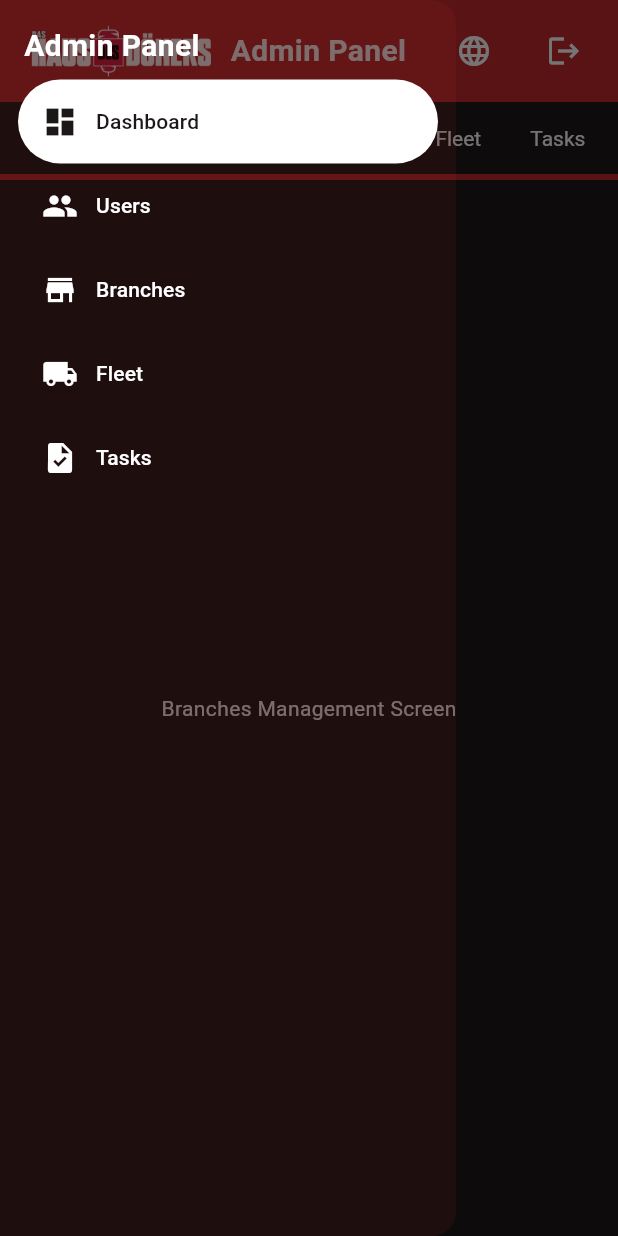
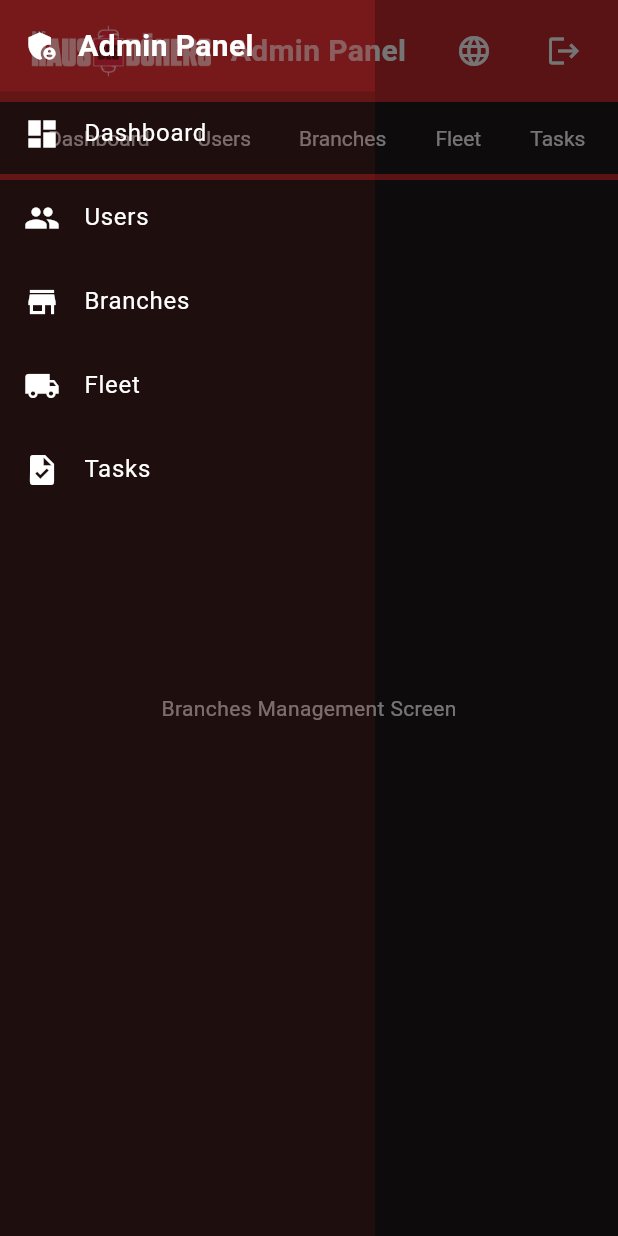
Before and after one commit to EnesAgir-7/Haus_des_Doners_Control_App, a Flutter app: the AdminLayout screen opened directly, with the side drawer open, on a phone screen of 412 x 824 dp. Run offline on Flutter 3.47's test engine with Material 3 defaults, Android fonts, the phone set to English and light mode, and no system bars; our stand-ins replace cached_network_image, camera, cloud_firestore, easy_localization, firebase_auth, firebase_core and 5 more; accounts and stored records are empty; Roboto replaces fonts that are missing (GTWalsheimPro-Regular.ttf).

Commit message:
Updated AdminNavBar and AdminLayout

```diff
--- a/lib/admin/layouts/admin_layout.dart
+++ b/lib/admin/layouts/admin_layout.dart
@@ -25,12 +25,26 @@ class AdminLayout extends StatelessWidget {
         },
       ),
       // Show side navigation for tablet
-      drawer: isTablet ? null : const AdminNavBar(),
+      drawer: isTablet
+          ? null
+          : AdminNavBar(
+              currentRoute: currentRoute,
+              onRouteSelected: (route) {
+                Navigator.pop(context); // Close drawer
+                Navigator.pushNamed(context, route);
+              },
+            ),
       body: SafeArea(
         child: Row(
           children: [
             // Show permanent side navigation for tablet
-            if (isTablet) const AdminNavBar(),
+            if (isTablet)
+              AdminNavBar(
+                currentRoute: currentRoute,
+                onRouteSelected: (route) {
+                  Navigator.pushNamed(context, route);
+                },
+              ),
 
             // Main content
             Expanded(
--- a/lib/admin/routes/admin_routes.dart
+++ /dev/null
@@ -1,27 +0,0 @@
-import 'package:flutter/material.dart';
-
-import '../screens/screen_admin_dashboard.dart';
-import '../screens/screen_admin_users.dart';
-import '../screens/screen_admin_branches.dart';
-import '../screens/screen_admin_fleet.dart';
-import '../screens/screen_admin_tasks.dart';
-
-/// Admin route names as constants
-class AdminRouteNames {
-  static const String dashboard = '/admin';
-  static const String users = '/admin/users';
-  static const String branches = '/admin/branches';
-  static const String fleet = '/admin/fleet';
-  static const String tasks = '/admin/tasks';
-}
-
-/// Admin route generator class
-class AdminRouter {
-  static Map<String, Widget Function(BuildContext)> routes = {
-    AdminRouteNames.dashboard: (context) => AdminDashboard(),
-    AdminRouteNames.users: (context) => const AdminUsersScreen(),
-    AdminRouteNames.branches: (context) => const AdminBranchesScreen(),
-    AdminRouteNames.fleet: (context) => const AdminFleetScreen(),
-    AdminRouteNames.tasks: (context) => const AdminTasksScreen(),
-  };
-}
--- a/lib/admin/widgets/admin_app_bar.dart
+++ b/lib/admin/widgets/admin_app_bar.dart
@@ -4,8 +4,8 @@ import 'package:provider/provider.dart';
 import '../../core/constants/app_assets.dart';
 import '../../core/constants/app_colors.dart';
 import '../../providers/provider_auth.dart';
+import '../../routes/app_routes.dart';
 import '../../widgets/language_button.dart';
-import '../routes/admin_routes.dart';
 
 class AdminAppBar extends StatelessWidget implements PreferredSizeWidget {
   final String currentRoute;
@@ -79,19 +79,15 @@ class AdminAppBar extends StatelessWidget implements PreferredSizeWidget {
                   child: Row(
                     mainAxisAlignment: MainAxisAlignment.spaceEvenly,
                     children: [
-                      _buildNavLink(
-                        context,
-                        'Dashboard',
-                        AdminRouteNames.dashboard,
-                      ),
-                      _buildNavLink(context, 'Users', AdminRouteNames.users),
+                      _buildNavLink(context, 'Dashboard', RouteNames.admin),
+                      _buildNavLink(context, 'Users', RouteNames.adminUsers),
                       _buildNavLink(
                         context,
                         'Branches',
-                        AdminRouteNames.branches,
+                        RouteNames.adminBranches,
                       ),
-                      _buildNavLink(context, 'Fleet', AdminRouteNames.fleet),
-                      _buildNavLink(context, 'Tasks', AdminRouteNames.tasks),
+                      _buildNavLink(context, 'Fleet', RouteNames.adminFleet),
+                      _buildNavLink(context, 'Tasks', RouteNames.adminTasks),
                     ],
                   ),
                 ),
--- a/lib/admin/widgets/admin_navbar.dart
+++ b/lib/admin/widgets/admin_navbar.dart
@@ -1,41 +1,34 @@
 import 'package:flutter/material.dart';
 
 import '../../core/constants/app_colors.dart';
-import '../routes/admin_routes.dart';
+import '../../routes/app_routes.dart';
 
 class AdminNavBar extends StatelessWidget {
-  const AdminNavBar({super.key});
+  final String currentRoute;
+  final Function(String) onRouteSelected;
+
+  const AdminNavBar({
+    super.key,
+    required this.currentRoute,
+    required this.onRouteSelected,
+  });
 
   @override
   Widget build(BuildContext context) {
-    final currentRoute = ModalRoute.of(context)?.settings.name ?? '';
-
-    return NavigationDrawer(
-      backgroundColor: AppColors.primaryRed.withOpacity(0.1),
-      selectedIndex: _getSelectedIndex(currentRoute),
-      onDestinationSelected: (index) {
-        switch (index) {
-          case 0:
-            Navigator.pushNamed(context, AdminRouteNames.dashboard);
-            break;
-          case 1:
-            Navigator.pushNamed(context, AdminRouteNames.users);
-            break;
-          case 2:
-            Navigator.pushNamed(context, AdminRouteNames.branches);
-            break;
-          case 3:
-            Navigator.pushNamed(context, AdminRouteNames.fleet);
-            break;
-          case 4:
-            Navigator.pushNamed(context, AdminRouteNames.tasks);
-            break;
-        }
-      },
-      children: const [
-        Padding(
-          padding: EdgeInsets.fromLTRB(16, 16, 16, 8),
-          child: Text(
+    return Container(
+      width: 250,
+      color: AppColors.primaryRed.withOpacity(0.1),
+      child: Column(
+        children: [
+          // Header
+          Container(
+            padding: const EdgeInsets.all(16),
+            color: AppColors.primaryRed.withOpacity(0.2),
+            child: const Row(
+              children: [
+                Icon(Icons.admin_panel_settings, color: AppColors.white),
+                SizedBox(width: 12),
+                Text(
                   'Admin Panel',
                   style: TextStyle(
                     color: AppColors.white,
@@ -43,45 +36,78 @@ class AdminNavBar extends StatelessWidget {
                     fontSize: 20,
                   ),
                 ),
+              ],
             ),
-        NavigationDrawerDestination(
-          icon: Icon(Icons.dashboard),
-          label: Text('Dashboard'),
           ),
-        NavigationDrawerDestination(
-          icon: Icon(Icons.people),
-          label: Text('Users'),
+
+          // Navigation links
+          Expanded(
+            child: ListView(
+              padding: EdgeInsets.zero,
+              children: [
+                _buildNavLink(
+                  context,
+                  'Dashboard',
+                  RouteNames.admin,
+                  Icons.dashboard,
                 ),
-        NavigationDrawerDestination(
-          icon: Icon(Icons.store),
-          label: Text('Branches'),
+                _buildNavLink(
+                  context,
+                  'Users',
+                  RouteNames.adminUsers,
+                  Icons.people,
                 ),
-        NavigationDrawerDestination(
-          icon: Icon(Icons.local_shipping),
-          label: Text('Fleet'),
+                _buildNavLink(
+                  context,
+                  'Branches',
+                  RouteNames.adminBranches,
+                  Icons.store,
                 ),
-        NavigationDrawerDestination(
-          icon: Icon(Icons.task),
-          label: Text('Tasks'),
+                _buildNavLink(
+                  context,
+                  'Fleet',
+                  RouteNames.adminFleet,
+                  Icons.local_shipping,
+                ),
+                _buildNavLink(
+                  context,
+                  'Tasks',
+                  RouteNames.adminTasks,
+                  Icons.task,
                 ),
               ],
+            ),
+          ),
+        ],
+      ),
     );
   }
 
-  int _getSelectedIndex(String currentRoute) {
-    switch (currentRoute) {
-      case AdminRouteNames.dashboard:
-        return 0;
-      case AdminRouteNames.users:
-        return 1;
-      case AdminRouteNames.branches:
-        return 2;
-      case AdminRouteNames.fleet:
-        return 3;
-      case AdminRouteNames.tasks:
-        return 4;
-      default:
-        return 0;
+  Widget _buildNavLink(
+    BuildContext context,
+    String title,
+    String route,
+    IconData icon,
+  ) {
+    final bool isCurrentRoute = currentRoute == route;
+
+    return ListTile(
+      leading: Icon(
+        icon,
+        color: isCurrentRoute ? AppColors.primaryRed : AppColors.white,
+      ),
+      title: Text(
+        title,
+        style: TextStyle(
+          color: isCurrentRoute ? AppColors.primaryRed : AppColors.white,
+          fontWeight: isCurrentRoute ? FontWeight.bold : FontWeight.normal,
+        ),
+      ),
+      onTap: () => onRouteSelected(route),
+      tileColor: isCurrentRoute
+          ? Colors.white.withOpacity(0.1)
+          : Colors.transparent,
+      shape: const RoundedRectangleBorder(borderRadius: BorderRadius.zero),
+    );
   }
 }
-}
--- a/lib/routes/app_routes.dart
+++ b/lib/routes/app_routes.dart
@@ -1,7 +1,6 @@
-/// Defines all the routes available in the application.
+import 'package:flutter/material.dart';
 
-import 'package:flutter/material.dart';
-import 'package:haus_des_control/layouts/main_layout.dart';
+import '../layouts/main_layout.dart';
 import '../screens/screen_auth.dart';
 import '../screens/user/control_page.dart';
 import '../screens/user/my_branches_page.dart';
@@ -9,9 +8,15 @@ import '../screens/user/panel_page.dart';
 import '../screens/user/route_page.dart';
 import '../screens/user/fleet_page.dart';
 import '../screens/user/tasks_page.dart';
+import '../admin/screens/screen_admin_dashboard.dart';
+import '../admin/screens/screen_admin_users.dart';
+import '../admin/screens/screen_admin_branches.dart';
+import '../admin/screens/screen_admin_fleet.dart';
+import '../admin/screens/screen_admin_tasks.dart';
 
 /// Contains all route names as constants
 class RouteNames {
+  // User routes
   static const String panel = '/panel';
   static const String subsidiaries = '/subsidiaries';
   static const String control = '/control';
@@ -20,11 +25,19 @@ class RouteNames {
   static const String tasks = '/tasks';
   static const String auth = '/auth';
   static const String mainLayout = '/mainLayout';
+
+  // Admin routes
+  static const String admin = '/admin';
+  static const String adminUsers = '/admin/users';
+  static const String adminBranches = '/admin/branches';
+  static const String adminFleet = '/admin/fleet';
+  static const String adminTasks = '/admin/tasks';
 }
 
 /// Route generator class for the application
 class AppRouter {
   static Map<String, Widget Function(BuildContext)> routes = {
+    // User routes
     RouteNames.panel: (context) => const PanelPage(),
     RouteNames.subsidiaries: (context) => const SubsidiariesPage(),
     RouteNames.control: (context) => const ControlPage(),
@@ -33,5 +46,12 @@ class AppRouter {
     RouteNames.tasks: (context) => TasksPage(),
     RouteNames.auth: (context) => ScreenAuth(),
     RouteNames.mainLayout: (context) => const MainLayout(),
+
+    // Admin routes
+    RouteNames.admin: (context) => AdminDashboard(),
+    RouteNames.adminUsers: (context) => const AdminUsersScreen(),
+    RouteNames.adminBranches: (context) => const AdminBranchesScreen(),
+    RouteNames.adminFleet: (context) => const AdminFleetScreen(),
+    RouteNames.adminTasks: (context) => const AdminTasksScreen(),
   };
 }
```
Lines whose indentation alone changed are shown as unchanged.
